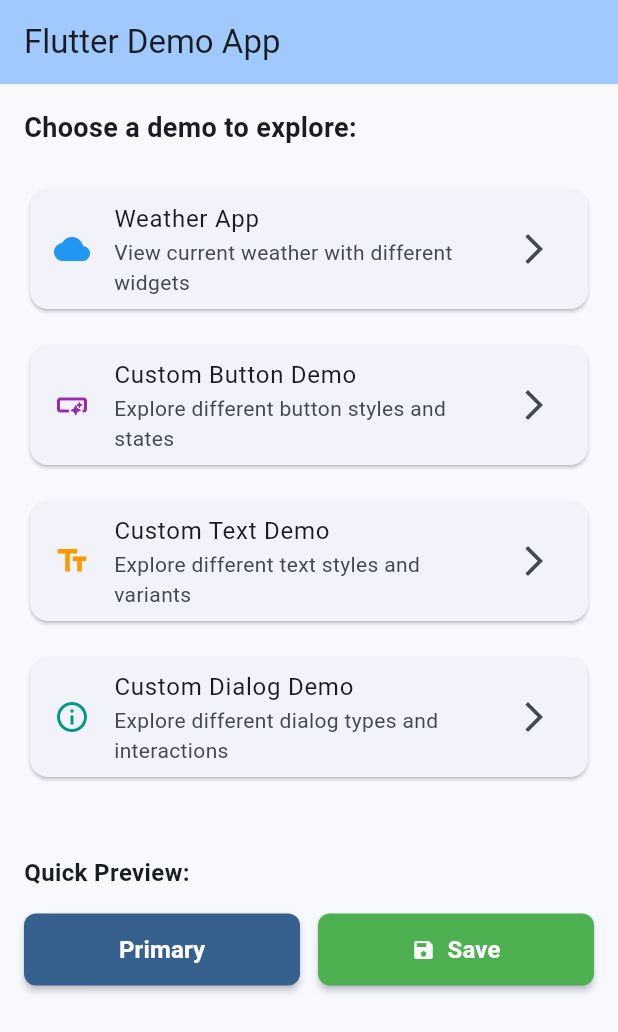
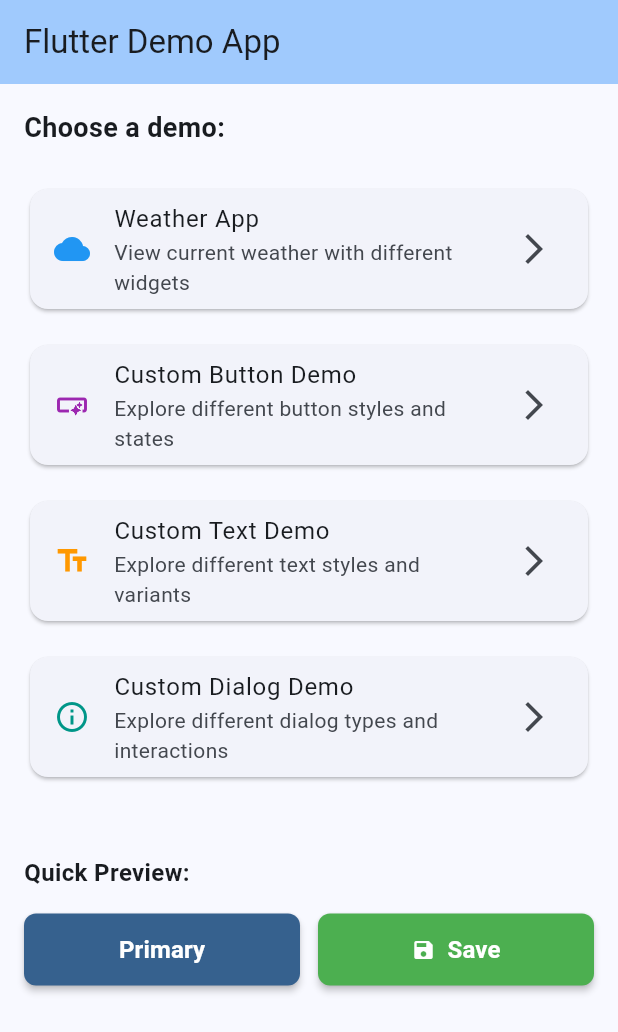
Before and after one commit to Koichi5/sample-flutter2025, a Flutter app: the screen it shows after launch, on a phone screen of 412 x 824 dp. Shown: the top 1032 px of the screen. Run offline on Flutter 3.47's test engine with Material 3 defaults, Android fonts, the phone set to English and light mode, and no system bars; our stand-ins replace flutter_riverpod, freezed_annotation, hooks_riverpod, riverpod_annotation; generated files the repository leaves out were written again.

Commit message:
fix: HomePageの本文修正

```diff
--- a/lib/pages/home_page.dart
+++ b/lib/pages/home_page.dart
@@ -21,7 +21,7 @@ class HomePage extends StatelessWidget {
             crossAxisAlignment: CrossAxisAlignment.stretch,
             children: [
               const Text(
-                'Choose a demo to explore:',
+                'Choose a demo:',
                 style: TextStyle(fontSize: 18, fontWeight: FontWeight.bold),
               ),
               const SizedBox(height: 24),
```
Also changed, not shown: 3 other files.
